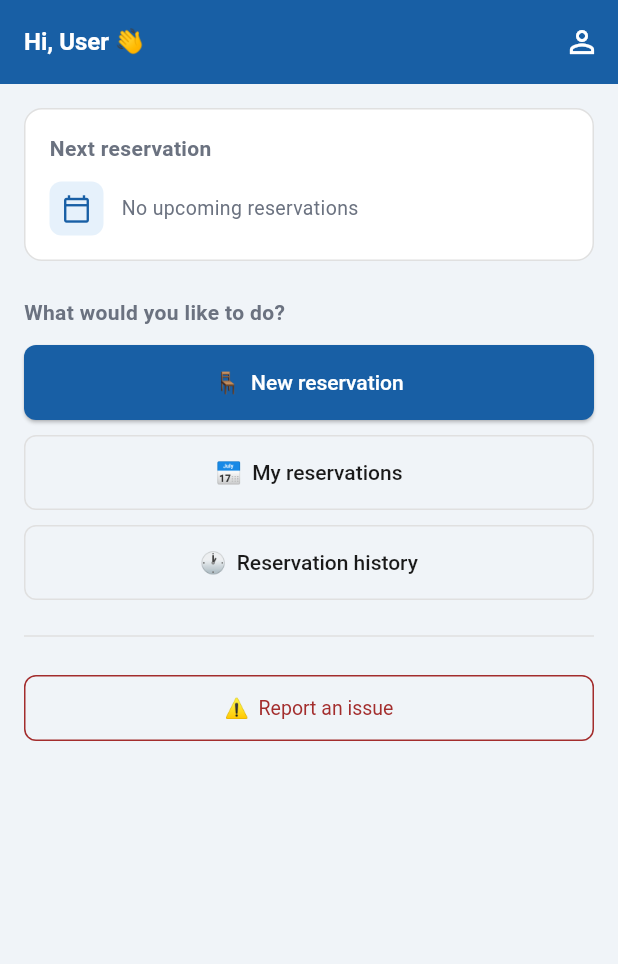
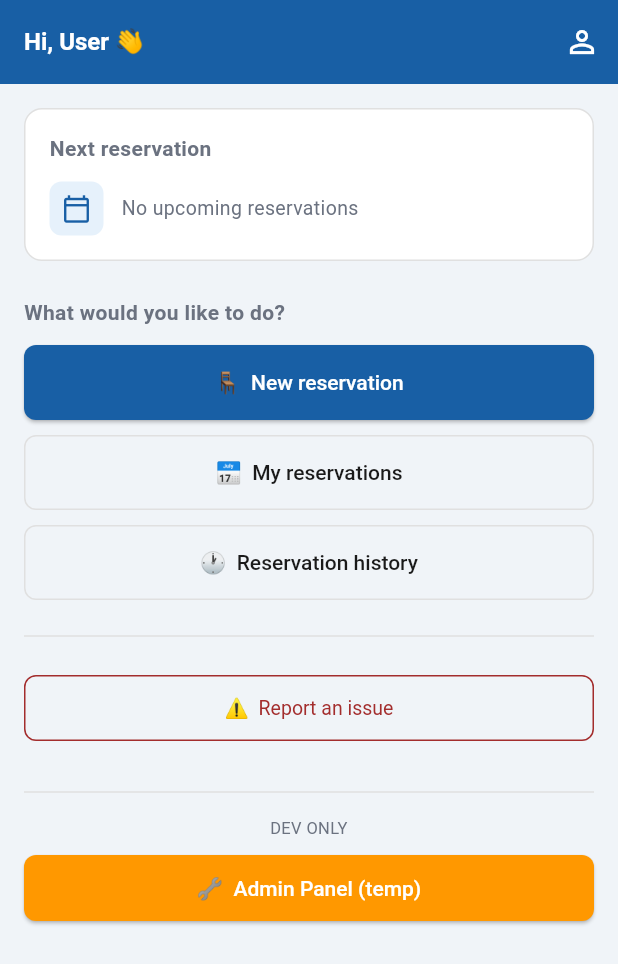
Before and after one commit to idoarad99-jpg/Stickeep-IOT, a Flutter app: the HomeScreen screen opened directly with empty values, on a phone screen of 412 x 824 dp. Shown: the top 964 px of the screen. Run offline on Flutter 3.47's test engine with Material 3 defaults, Android fonts, the phone set to English and light mode, and no system bars; our stand-ins replace cloud_firestore, firebase_auth, firebase_core, firebase_database, image_picker; accounts and stored records are empty; Roboto replaces fonts that are missing (DM Sans).

Commit message:
feat: add temporary Admin Panel button on home screen for testing
Co-Authored-By: Claude Sonnet 4.6 <noreply@anthropic.com>

```diff
--- a/stickeep_app/lib/screens/student/home_screen.dart
+++ b/stickeep_app/lib/screens/student/home_screen.dart
@@ -189,6 +189,29 @@ class _HomeScreenState extends State<HomeScreen> {
               ),
               child: const Text('⚠️  Report an issue'),
             ),
+
+            // ── TEMP: Admin Panel shortcut (remove before release) ───────────
+            const SizedBox(height: 24),
+            const Divider(color: AppColors.border),
+            const SizedBox(height: 8),
+            const Text(
+              'DEV ONLY',
+              textAlign: TextAlign.center,
+              style: TextStyle(fontSize: 11, color: AppColors.textSecondary),
+            ),
+            const SizedBox(height: 8),
+            ElevatedButton(
+              onPressed: () => Navigator.push(
+                context,
+                MaterialPageRoute(builder: (_) => const AdminHomeScreen()),
+              ),
+              style: ElevatedButton.styleFrom(
+                backgroundColor: Colors.orange,
+                foregroundColor: Colors.white,
+                minimumSize: const Size(double.infinity, 44),
+              ),
+              child: const Text('🔧  Admin Panel (temp)'),
+            ),
           ],
         ),
       ),
```
